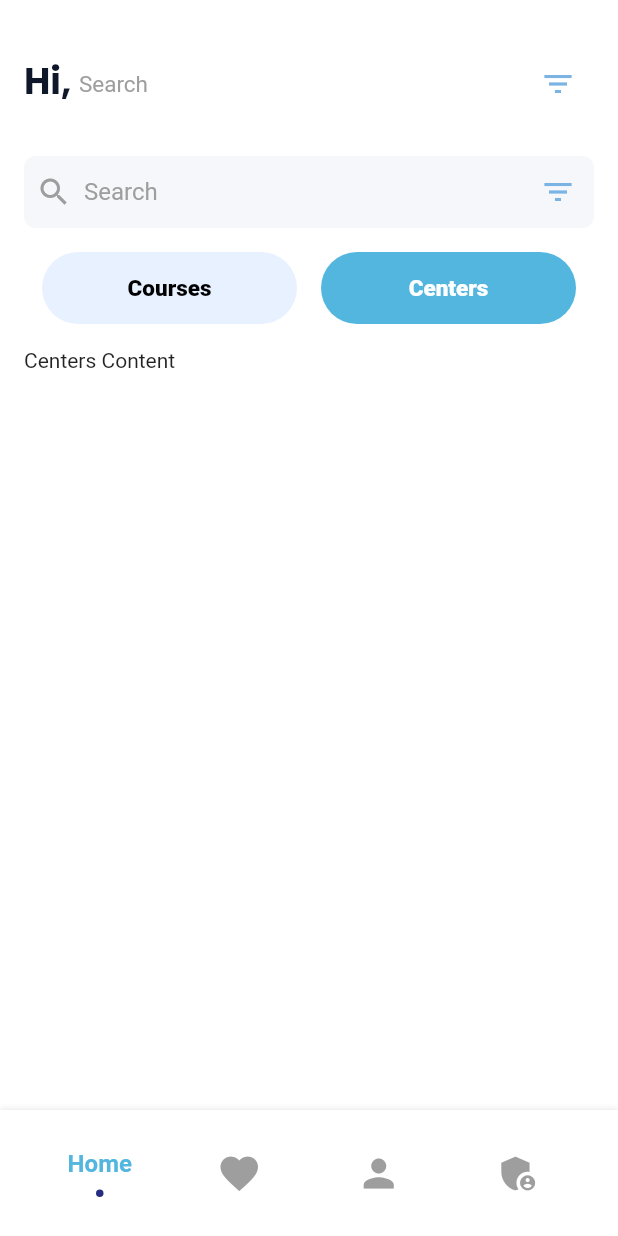
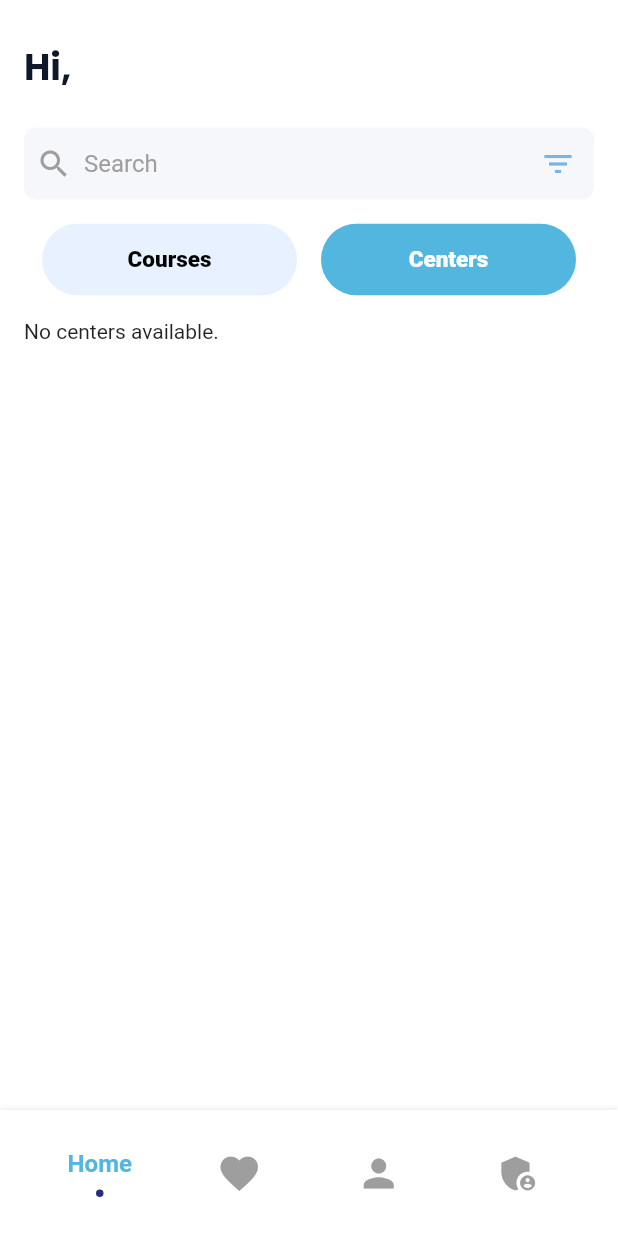
Before and after one commit to kareem2002-k/ClassMate, a Flutter app: the screen it shows once a user with an empty profile is signed in, after a tap on "Centers", on a phone screen of 412 x 824 dp. Run offline on Flutter 3.47's test engine with Material 2 defaults, Android fonts, the light colour scheme and no system bars; drawn by our look-alikes of flashy_tab_bar2; our stand-ins replace cloud_firestore, firebase_auth, firebase_core, firebase_messaging, flutter_spinkit; accounts and stored records are empty; Roboto replaces fonts that are missing (Mulish).

Commit message:
Center card

```diff
--- /dev/null
+++ b/lib/Classes/Center.dart
@@ -0,0 +1,17 @@
+class CenterOBJ {
+  final String centerName;
+  final String centerID;
+  final String contactEmail;
+  final String contactPhone;
+  final String location;
+  late List<String> coursesOffered;
+
+  CenterOBJ({
+    required this.centerName,
+    required this.centerID,
+    required this.contactEmail,
+    required this.contactPhone,
+    required this.location,
+    required this.coursesOffered,
+  });
+}
--- a/lib/pages/AvailableCenters.dart
+++ b/lib/pages/AvailableCenters.dart
@@ -17,7 +17,7 @@ class _AvailableCentersState extends State<AvailableCenters> {
       appBar: AppBar(
         backgroundColor: Colors.transparent,
       ),
-      body: Center(
+      body: const Center(
         child: Column(
           mainAxisAlignment: MainAxisAlignment.spaceEvenly,
           children: [
--- a/lib/pages/LandingPage.dart
+++ b/lib/pages/LandingPage.dart
@@ -45,30 +45,29 @@ class _LandingPageState extends State<LandingPage> {
       //                   child: const Center(child: Text("Tap anywhere!", style: TextStyle(fontWeight: FontWeight.bold, fontSize: 25),))),
       //             )
       //           ],
-      backgroundColor: Color(0xFF7BB4E3),
+      backgroundColor: const Color(0xFF7BB4E3),
       body: Center(
         child: Column(
           mainAxisAlignment: MainAxisAlignment.spaceEvenly,
           crossAxisAlignment: CrossAxisAlignment.center,
           children: <Widget>[
-            Text(
+            const SizedBox(height: 25),
+            const Text(
               'Welcome to \nClassmate',
               style: TextStyle(
                 fontSize: 48,
                 fontWeight: FontWeight.bold,
               ),
             ),
-            Text(
+            const Text(
               'Your Way to A+',
               style: TextStyle(fontSize: 16, fontWeight: FontWeight.bold),
             ),
-            SizedBox(height: 0),
             Image.asset(
               'assets/images/classmate1.png',
               width: 450,
               height: 350,
-            ),
-            SizedBox(height: 0), // Adjust spacing as needed
+            ),// Adjust spacing as needed
             SizedBox(
               width: 296,
               height: 50,
@@ -79,13 +78,6 @@ class _LandingPageState extends State<LandingPage> {
                     MaterialPageRoute(builder: (context) => LoginPage()),
                   );
                 },
-                child: Text(
-                  'Let\'s go',
-                  style: TextStyle(
-                    color: Colors.white,
-                    fontSize: 24,
-                  ),
-                ),
                 style: ButtonStyle(
                   backgroundColor:
                       MaterialStateProperty.all<Color>(Colors.orange),
@@ -93,6 +85,13 @@ class _LandingPageState extends State<LandingPage> {
                     RoundedRectangleBorder(
                       borderRadius: BorderRadius.circular(10.0),
                     ),
+                  ),
+                ),
+                child: const Text(
+                  'Let\'s go',
+                  style: TextStyle(
+                    color: Colors.white,
+                    fontSize: 24,
                   ),
                 ),
               ),
@@ -104,7 +103,7 @@ class _LandingPageState extends State<LandingPage> {
                   MaterialPageRoute(builder: (context) => SignUp()),
                 );
               },
-              child: Text(
+              child: const Text(
                 'Continue as Guest',
                 style: TextStyle(color: Colors.black),
                 textAlign: TextAlign.center,
--- a/lib/pages/SearchCourses.dart
+++ b/lib/pages/SearchCourses.dart
@@ -1,4 +1,5 @@
 import 'package:class_mate/Classes/Course.dart';
+import 'package:class_mate/Classes/Center.dart';
 import 'package:class_mate/services/firestore_service.dart';
 import 'package:class_mate/widgets/CourseItem.dart';
 import 'package:firebase_auth/firebase_auth.dart';
@@ -55,30 +56,29 @@ class _SearchCoursesState extends State<SearchCourses> {
                       height: 1.2,
                     ),
                   ),
-                  Expanded(
-                    child: TextField(
-                      decoration: InputDecoration(
-                        hintText: 'Search',
-                        border: InputBorder.none,
-                      ),
-                      style: Theme.of(context).textTheme.headlineSmall,
-                    ),
-                  ),
-                  IconButton(
-                    icon: const Icon(
-                      Icons.filter_list,
-                      color: Color(0xFF7BB4E3),
-                    ),
-                    onPressed: () {
-                      // Handle filter button press
-                    },
-                    // child: Image.asset(
-                    //   'assets/icon/bell.png',
-                    //   width: 24,
-                    //   height: 24,
-                    // ),
-                    //TODO: whose child is this???
-                  ),
+                  // Expanded(
+                  //   child: TextField(
+                  //     decoration: InputDecoration(
+                  //       hintText: 'Searchhh',
+                  //       border: InputBorder.none,
+                  //     ),
+                  //     style: Theme.of(context).textTheme.headlineSmall,
+                  //   ),
+                  // ),
+                  // IconButton(
+                  //   icon: const Icon(
+                  //     Icons.filter_list,
+                  //     color: Color(0xFF7BB4E3),
+                  //   ),
+                  //   onPressed: () {
+                  //     // Handle filter button press
+                  //   },
+                  //   // child: Image.asset(
+                  //   //   'assets/icon/bell.png',
+                  //   //   width: 24,
+                  //   //   height: 24,
+                  //   // ),
+                  // ),
                 ],
               ),
               const SizedBox(height: 24.0),
@@ -133,8 +133,7 @@ class _SearchCoursesState extends State<SearchCourses> {
                 ],
               ),
               const SizedBox(height: 16.0),
-              _isCoursesSelected
-                  ? FutureBuilder<List<Course>>(
+              _isCoursesSelected ? FutureBuilder<List<Course>>(
                       future: firestoreService.getAllCourses(),
                       builder: (context, snapshot) {
                         if (snapshot.connectionState ==
@@ -151,8 +150,7 @@ class _SearchCoursesState extends State<SearchCourses> {
                         } else {
                           final courses = snapshot.data;
 
-                          return _isCoursesSelected
-                              ? Column(
+                          return Column(
                                   children: [
                                     SizedBox(
                                       height: screenHeight / 1.7, //!
@@ -172,12 +170,53 @@ class _SearchCoursesState extends State<SearchCourses> {
                                       ),
                                     ),
                                   ],
-                                )
-                              : const Text('Centers Content');
+                                );
                         }
                       },
                     )
-                  : const Text('Centers Content'),
+                  : FutureBuilder<List<CenterOBJ>>(
+                future: firestoreService.getAllCenters(),
+                builder: (context, snapshot) {
+                  if (snapshot.connectionState ==
+                      ConnectionState.waiting) {
+                    return const Center(
+                        child:
+                        CircularProgressIndicator()); // Show a loading indicator while fetching data
+                  } else if (snapshot.hasError) {
+                    return Text('Error: ${snapshot.error}');
+                  } else if (!snapshot.hasData ||
+                      snapshot.data!.isEmpty) {
+                    return const Text(
+                        'No centers available.'); // Handle the case when no courses are available
+                  } else {
+                    final centers = snapshot.data;
+
+                    return Column(
+                      children: [
+                        SizedBox(
+                          height: screenHeight / 1.7, //!
+                          child: ListView.builder(
+                            shrinkWrap: true,
+                            itemCount: centers!.length,
+                            itemBuilder: (context, index) {
+                              final center = centers[index];
+                              return CenterItem(
+                                centerName: center.centerName,
+                                // contactEmail: data['contactEmail'],
+                                // contactPhone: data['contactPhone'],
+                                // location: data['location'],
+                                // coursesOffered: data['coursesOffered'],
+                              );
+                            },
+                            // physics:
+                            //     const AlwaysScrollableScrollPhysics(), // Set this property
+                          ),
+                        ),
+                      ],
+                    );
+                  }
+                },
+              )
             ],
           ),
         ),
--- a/lib/services/firestore_service.dart
+++ b/lib/services/firestore_service.dart
@@ -1,5 +1,7 @@
 import 'package:cloud_firestore/cloud_firestore.dart';
 import 'package:class_mate/Classes/Course.dart';
+import 'package:flutter/foundation.dart';
+import '../Classes/Center.dart';
 import 'authentication_service.dart';
 import 'notifications_service.dart';
 
@@ -16,7 +18,7 @@ class FirestoreService {
     try {
       final querySnapshot = await _firestore.collection('courses').get();
       return querySnapshot.docs.map((doc) {
-        final data = doc.data() as Map<String, dynamic>;
+        final data = doc.data();
         return Course(
           courseName: data['courseName'],
           courseCode: data['courseCode'],
@@ -25,7 +27,32 @@ class FirestoreService {
         );
       }).toList();
     } catch (e) {
-      print('Error fetching courses: $e');
+      if (kDebugMode) {
+        print('Error fetching courses: $e');
+      }
+      return [];
+    }
+  }
+
+  // get all centers
+  Future<List<CenterOBJ>> getAllCenters() async {
+    try {
+      final querySnapshot = await _firestore.collection('centers').get();
+      return querySnapshot.docs.map((doc) {
+        final data = doc.data();
+        return CenterOBJ(
+          centerName: data['centerName'],
+          contactEmail: data['contactEmail'],
+          contactPhone: data['contactPhone'],
+          location: data['location'],
+          coursesOffered: data['coursesOffered'],
+          centerID: doc.id,
+        );
+      }).toList();
+    } catch (e) {
+      if (kDebugMode) {
+        print('Error fetching centers: $e');
+      }
       return [];
     }
   }
@@ -38,7 +65,9 @@ class FirestoreService {
 
       return userFollowing.contains(courseId);
     } catch (e) {
-      print('Error fetching user following data: $e');
+      if (kDebugMode) {
+        print('Error fetching user following data: $e');
+      }
       return false; // Handle the error and return false
     }
   }
@@ -58,7 +87,9 @@ class FirestoreService {
       }
       return []; // Return an empty list if user data doesn't exist or no following courses
     } catch (e) {
-      print('Error fetching user following data: $e');
+      if (kDebugMode) {
+        print('Error fetching user following data: $e');
+      }
       return []; // Handle the error and return an empty list
     }
   }
@@ -74,7 +105,7 @@ class FirestoreService {
           .get();
 
       return querySnapshot.docs.map((doc) {
-        final data = doc.data() as Map<String, dynamic>;
+        final data = doc.data();
         return Course(
           courseName: data['courseName'],
           courseCode: data['courseCode'],
@@ -83,7 +114,9 @@ class FirestoreService {
         );
       }).toList();
     } catch (e) {
-      print('Error fetching user following data: $e');
+      if (kDebugMode) {
+        print('Error fetching user following data: $e');
+      }
       return []; // Handle the error and return an empty list
     }
   }
```
Also changed, not shown: lib/widgets/CenterItem.dart (+16 -8 lines).
